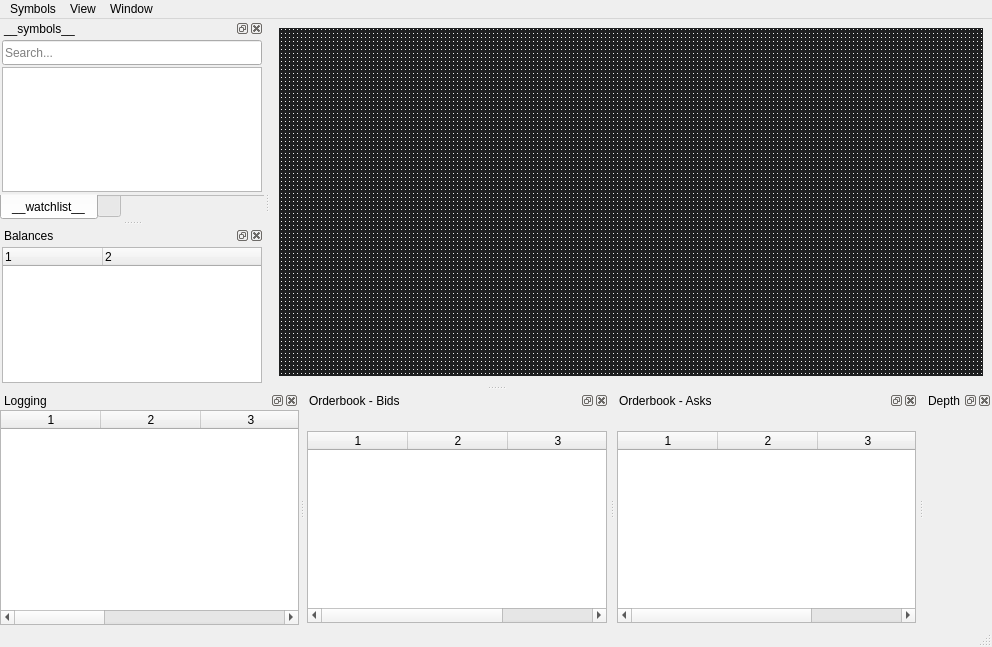
519984307/Centaur, file Centaur/ui/CentaurApp.ui: the form before one commit.
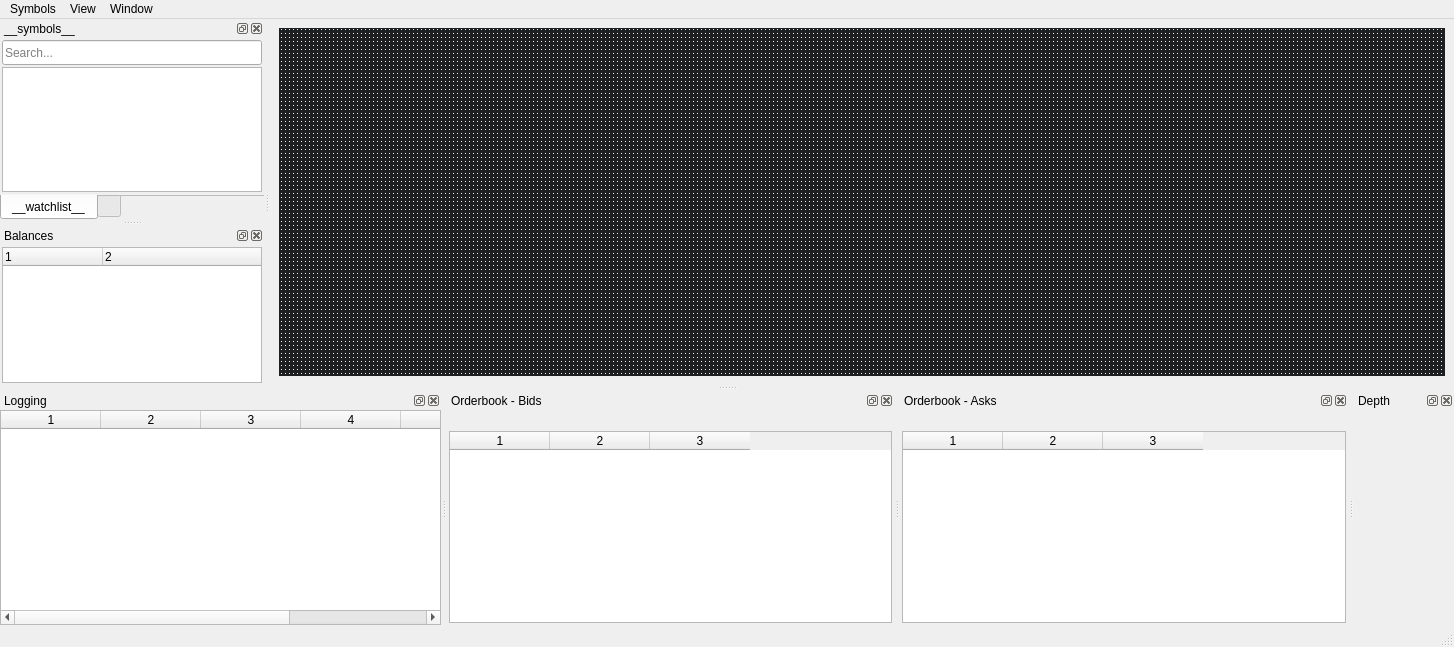
The form after the commit. Icons and pictures are not drawn. Custom widgets are drawn as their Qt base class.

Commit message: Plotting the Depth using the QtCharts

Patch:
```diff
--- a/Centaur/ui/CentaurApp.ui
+++ b/Centaur/ui/CentaurApp.ui
@@ -6,7 +6,7 @@
    <rect>
     <x>0</x>
     <y>0</y>
-    <width>992</width>
+    <width>1454</width>
     <height>647</height>
    </rect>
   </property>
@@ -53,7 +53,7 @@
     <rect>
      <x>0</x>
      <y>0</y>
-     <width>992</width>
+     <width>1454</width>
      <height>24</height>
     </rect>
    </property>
@@ -567,6 +567,12 @@
      <property name="bottomMargin">
       <number>2</number>
      </property>
+     <item>
+      <widget class="QChartView" name="bidsChart" native="true"/>
+     </item>
+     <item>
+      <widget class="QChartView" name="asksChart" native="true"/>
+     </item>
     </layout>
    </widget>
   </widget>
@@ -692,6 +698,12 @@
    <extends>QTableView</extends>
    <header>CenListCtrl.hpp</header>
   </customwidget>
+  <customwidget>
+   <class>QChartView</class>
+   <extends>QWidget</extends>
+   <header>QtCharts/QChartView</header>
+   <container>1</container>
+  </customwidget>
  </customwidgets>
  <resources>
   <include location="../rcc/resource.qrc"/>
```
Left out of the diff: 4 changed lines with no effect on the pictures. The commit also changes 11 other files.
